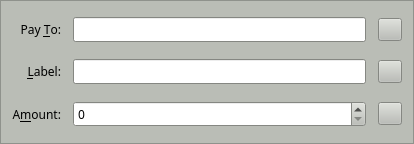
Qt form src/qt/forms/sendcoinsentry.ui (SyndicateCash/SyndicateCash) before a commit.
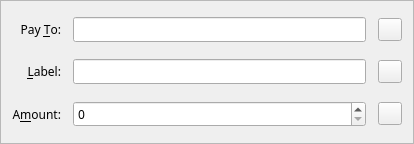
The same form after that commit. Icons and pictures are not drawn. Custom widgets are drawn as their Qt base class.

Patch:
```diff
--- a/src/qt/forms/sendcoinsentry.ui
+++ b/src/qt/forms/sendcoinsentry.ui
@@ -10,421 +10,6 @@
     <height>144</height>
    </rect>
   </property>
-  <property name="palette">
-   <palette>
-    <active>
-     <colorrole role="WindowText">
-      <brush brushstyle="SolidPattern">
-       <color alpha="255">
-        <red>0</red>
-        <green>0</green>
-        <blue>0</blue>
-       </color>
-      </brush>
-     </colorrole>
-     <colorrole role="Button">
-      <brush brushstyle="SolidPattern">
-       <color alpha="255">
-        <red>186</red>
-        <green>189</green>
-        <blue>182</blue>
-       </color>
-      </brush>
-     </colorrole>
-     <colorrole role="Light">
-      <brush brushstyle="SolidPattern">
-       <color alpha="255">
-        <red>255</red>
-        <green>255</green>
-        <blue>255</blue>
-       </color>
-      </brush>
-     </colorrole>
-     <colorrole role="Midlight">
-      <brush brushstyle="SolidPattern">
-       <color alpha="255">
-        <red>220</red>
-        <green>222</green>
-        <blue>218</blue>
-       </color>
-      </brush>
-     </colorrole>
-     <colorrole role="Dark">
-      <brush brushstyle="SolidPattern">
-       <color alpha="255">
-        <red>93</red>
-        <green>94</green>
-        <blue>91</blue>
-       </color>
-      </brush>
-     </colorrole>
-     <colorrole role="Mid">
-      <brush brushstyle="SolidPattern">
-       <color alpha="255">
-        <red>124</red>
-        <green>126</green>
-        <blue>121</blue>
-       </color>
-      </brush>
-     </colorrole>
-     <colorrole role="Text">
-      <brush brushstyle="SolidPattern">
-       <color alpha="255">
-        <red>0</red>
-        <green>0</green>
-        <blue>0</blue>
-       </color>
-      </brush>
-     </colorrole>
-     <colorrole role="BrightText">
-      <brush brushstyle="SolidPattern">
-       <color alpha="255">
-        <red>255</red>
-        <green>255</green>
-        <blue>255</blue>
-       </color>
-      </brush>
-     </colorrole>
-     <colorrole role="ButtonText">
-      <brush brushstyle="SolidPattern">
-       <color alpha="255">
-        <red>0</red>
-        <green>0</green>
-        <blue>0</blue>
-       </color>
-      </brush>
-     </colorrole>
-     <colorrole role="Base">
-      <brush brushstyle="SolidPattern">
-       <color alpha="255">
-        <red>255</red>
-        <green>255</green>
-        <blue>255</blue>
-       </color>
-      </brush>
-     </colorrole>
-     <colorrole role="Window">
-      <brush brushstyle="SolidPattern">
-       <color alpha="255">
-        <red>186</red>
-        <green>189</green>
-        <blue>182</blue>
-       </color>
-      </brush>
-     </colorrole>
-     <colorrole role="Shadow">
-      <brush brushstyle="SolidPattern">
-       <color alpha="255">
-        <red>0</red>
-        <green>0</green>
-        <blue>0</blue>
-       </color>
-      </brush>
-     </colorrole>
-     <colorrole role="AlternateBase">
-      <brush brushstyle="SolidPattern">
-       <color alpha="255">
-        <red>220</red>
-        <green>222</green>
-        <blue>218</blue>
-       </color>
-      </brush>
-     </colorrole>
-     <colorrole role="ToolTipBase">
-      <brush brushstyle="SolidPattern">
-       <color alpha="255">
-        <red>255</red>
-        <green>255</green>
-        <blue>220</blue>
-       </color>
-      </brush>
-     </colorrole>
-     <colorrole role="ToolTipText">
-      <brush brushstyle="SolidPattern">
-       <color alpha="255">
-        <red>0</red>
-        <green>0</green>
-        <blue>0</blue>
-       </color>
-      </brush>
-     </colorrole>
-    </active>
-    <inactive>
-     <colorrole role="WindowText">
-      <brush brushstyle="SolidPattern">
-       <color alpha="255">
-        <red>0</red>
-        <green>0</green>
-        <blue>0</blue>
-       </color>
-      </brush>
-     </colorrole>
-     <colorrole role="Button">
-      <brush brushstyle="SolidPattern">
-       <color alpha="255">
-        <red>186</red>
-        <green>189</green>
-        <blue>182</blue>
-       </color>
-      </brush>
-     </colorrole>
-     <colorrole role="Light">
-      <brush brushstyle="SolidPattern">
-       <color alpha="255">
-        <red>255</red>
-        <green>255</green>
-        <blue>255</blue>
-       </color>
-      </brush>
-     </colorrole>
-     <colorrole role="Midlight">
-      <brush brushstyle="SolidPattern">
-       <color alpha="255">
-        <red>220</red>
-        <green>222</green>
-        <blue>218</blue>
-       </color>
-      </brush>
-     </colorrole>
-     <colorrole role="Dark">
-      <brush brushstyle="SolidPattern">
-       <color alpha="255">
-        <red>93</red>
-        <green>94</green>
-        <blue>91</blue>
-       </color>
-      </brush>
-     </colorrole>
-     <colorrole role="Mid">
-      <brush brushstyle="SolidPattern">
-       <color alpha="255">
-        <red>124</red>
-        <green>126</green>
-        <blue>121</blue>
-       </color>
-      </brush>
-     </colorrole>
-     <colorrole role="Text">
-      <brush brushstyle="SolidPattern">
-       <color alpha="255">
-        <red>0</red>
-        <green>0</green>
-        <blue>0</blue>
-       </color>
-      </brush>
-     </colorrole>
-     <colorrole role="BrightText">
-      <brush brushstyle="SolidPattern">
-       <color alpha="255">
-        <red>255</red>
-        <green>255</green>
-        <blue>255</blue>
-       </color>
-      </brush>
-     </colorrole>
-     <colorrole role="ButtonText">
-      <brush brushstyle="SolidPattern">
-       <color alpha="255">
-        <red>0</red>
-        <green>0</green>
-        <blue>0</blue>
-       </color>
-      </brush>
-     </colorrole>
-     <colorrole role="Base">
-      <brush brushstyle="SolidPattern">
-       <color alpha="255">
-        <red>255</red>
-        <green>255</green>
-        <blue>255</blue>
-       </color>
-      </brush>
-     </colorrole>
-     <colorrole role="Window">
-      <brush brushstyle="SolidPattern">
-       <color alpha="255">
-        <red>186</red>
-        <green>189</green>
-        <blue>182</blue>
-       </color>
-      </brush>
-     </colorrole>
-     <colorrole role="Shadow">
-      <brush brushstyle="SolidPattern">
-       <color alpha="255">
-        <red>0</red>
-        <green>0</green>
-        <blue>0</blue>
-       </color>
-      </brush>
-     </colorrole>
-     <colorrole role="AlternateBase">
-      <brush brushstyle="SolidPattern">
-       <color alpha="255">
-        <red>220</red>
-        <green>222</green>
-        <blue>218</blue>
-       </color>
-      </brush>
-     </colorrole>
-     <colorrole role="ToolTipBase">
-      <brush brushstyle="SolidPattern">
-       <color alpha="255">
-        <red>255</red>
-        <green>255</green>
-        <blue>220</blue>
-       </color>
-      </brush>
-     </colorrole>
-     <colorrole role="ToolTipText">
-      <brush brushstyle="SolidPattern">
-       <color alpha="255">
-        <red>0</red>
-        <green>0</green>
-        <blue>0</blue>
-       </color>
-      </brush>
-     </colorrole>
-    </inactive>
-    <disabled>
-     <colorrole role="WindowText">
-      <brush brushstyle="SolidPattern">
-       <color alpha="255">
-        <red>93</red>
-        <green>94</green>
-        <blue>91</blue>
-       </color>
-      </brush>
-     </colorrole>
-     <colorrole role="Button">
-      <brush brushstyle="SolidPattern">
-       <color alpha="255">
-        <red>186</red>
-        <green>189</green>
-        <blue>182</blue>
-       </color>
-      </brush>
-     </colorrole>
-     <colorrole role="Light">
-      <brush brushstyle="SolidPattern">
-       <color alpha="255">
-        <red>255</red>
-        <green>255</green>
-        <blue>255</blue>
-       </color>
-      </brush>
-     </colorrole>
-     <colorrole role="Midlight">
-      <brush brushstyle="SolidPattern">
-       <color alpha="255">
-        <red>220</red>
-        <green>222</green>
-        <blue>218</blue>
-       </color>
-      </brush>
-     </colorrole>
-     <colorrole role="Dark">
-      <brush brushstyle="SolidPattern">
-       <color alpha="255">
-        <red>93</red>
-        <green>94</green>
-        <blue>91</blue>
-       </color>
-      </brush>
-     </colorrole>
-     <colorrole role="Mid">
-      <brush brushstyle="SolidPattern">
-       <color alpha="255">
-        <red>124</red>
-        <green>126</green>
-        <blue>121</blue>
-       </color>
-      </brush>
-     </colorrole>
-     <colorrole role="Text">
-      <brush brushstyle="SolidPattern">
-       <color alpha="255">
-        <red>93</red>
-        <green>94</green>
-        <blue>91</blue>
-       </color>
-      </brush>
-     </colorrole>
-     <colorrole role="BrightText">
-      <brush brushstyle="SolidPattern">
-       <color alpha="255">
-        <red>255</red>
-        <green>255</green>
-        <blue>255</blue>
-       </color>
-      </brush>
-     </colorrole>
-     <colorrole role="ButtonText">
-      <brush brushstyle="SolidPattern">
-       <color alpha="255">
-        <red>93</red>
-        <green>94</green>
-        <blue>91</blue>
-       </color>
-      </brush>
-     </colorrole>
-     <colorrole role="Base">
-      <brush brushstyle="SolidPattern">
-       <color alpha="255">
-        <red>186</red>
-        <green>189</green>
-        <blue>182</blue>
-       </color>
-      </brush>
-     </colorrole>
-     <colorrole role="Window">
-      <brush brushstyle="SolidPattern">
-       <color alpha="255">
-        <red>186</red>
-        <green>189</green>
-        <blue>182</blue>
-       </color>
-      </brush>
-     </colorrole>
-     <colorrole role="Shadow">
-      <brush brushstyle="SolidPattern">
-       <color alpha="255">
-        <red>0</red>
-        <green>0</green>
-        <blue>0</blue>
-       </color>
-      </brush>
-     </colorrole>
-     <colorrole role="AlternateBase">
-      <brush brushstyle="SolidPattern">
-       <color alpha="255">
-        <red>186</red>
-        <green>189</green>
-        <blue>182</blue>
-       </color>
-      </brush>
-     </colorrole>
-     <colorrole role="ToolTipBase">
-      <brush brushstyle="SolidPattern">
-       <color alpha="255">
-        <red>255</red>
-        <green>255</green>
-        <blue>220</blue>
-       </color>
-      </brush>
-     </colorrole>
-     <colorrole role="ToolTipText">
-      <brush brushstyle="SolidPattern">
-       <color alpha="255">
-        <red>0</red>
-        <green>0</green>
-        <blue>0</blue>
-       </color>
-      </brush>
-     </colorrole>
-    </disabled>
-   </palette>
-  </property>
   <property name="font">
    <font>
     <family>Sawasdee</family>
```
